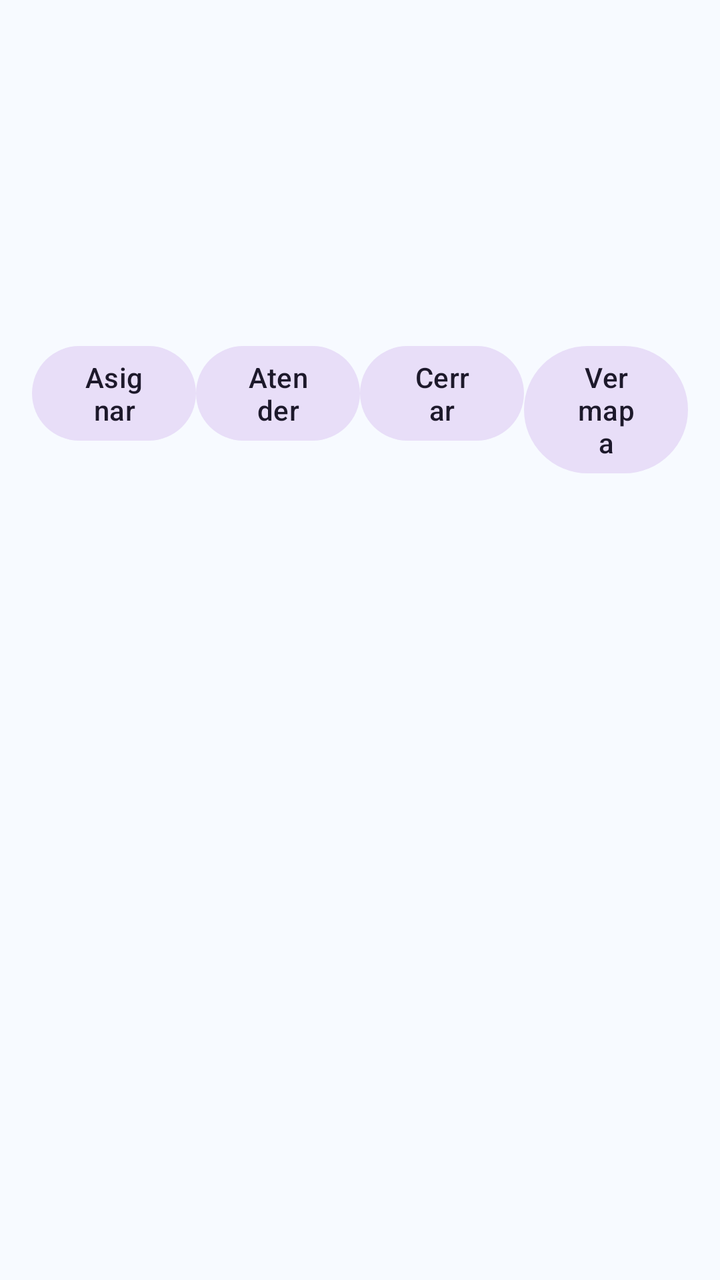
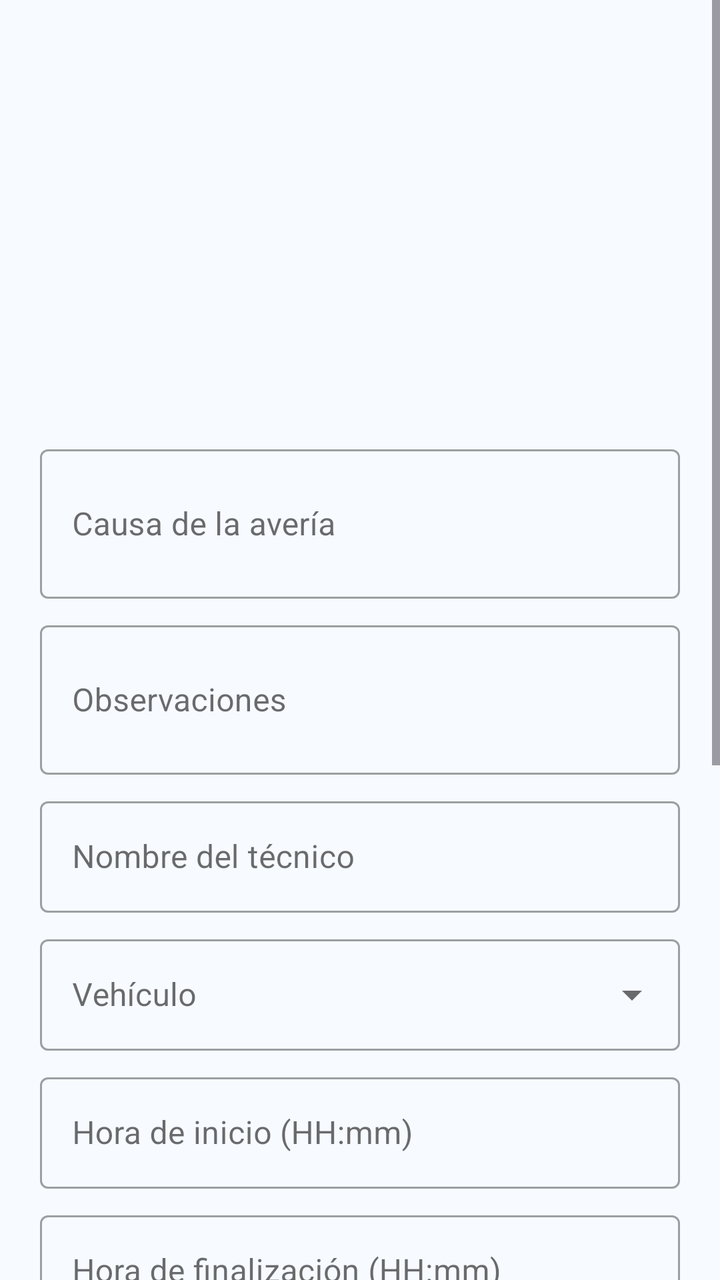

Screens rendered from an Android XML layout before and after an edit, with the pre-edit source and the edit as a unified diff.
<!-- AndroidManifest.xml: application theme Theme.TecniAppICE -->
<!-- res/layout/bottomsheet_averia_detalle.xml -->
<?xml version="1.0" encoding="utf-8"?>
<LinearLayout xmlns:android="http://schemas.android.com/apk/res/android"
    android:layout_width="match_parent"
    android:layout_height="wrap_content"
    android:orientation="vertical"
    android:padding="16dp">

    <TextView
        android:id="@+id/tvCaso"
        android:layout_width="match_parent"
        android:layout_height="wrap_content"
        android:textStyle="bold" />

    <TextView
        android:id="@+id/tvNise"
        android:layout_width="match_parent"
        android:layout_height="wrap_content" />

    <TextView
        android:id="@+id/tvAgencia"
        android:layout_width="match_parent"
        android:layout_height="wrap_content" />

    <TextView
        android:id="@+id/tvRegion"
        android:layout_width="match_parent"
        android:layout_height="wrap_content" />

    <TextView
        android:id="@+id/tvEstado"
        android:layout_width="match_parent"
        android:layout_height="wrap_content" />

    <TextView
        android:id="@+id/tvCausa"
        android:layout_width="match_parent"
        android:layout_height="wrap_content" />

    <TextView
        android:id="@+id/tvObs"
        android:layout_width="match_parent"
        android:layout_height="wrap_content"
        android:layout_marginBottom="8dp" />

    <LinearLayout
        android:layout_width="match_parent"
        android:layout_height="wrap_content"
        android:layout_marginTop="12dp"
        android:orientation="horizontal">

        <com.google.android.material.button.MaterialButton
            android:id="@+id/btnAsignar"
            android:layout_width="0dp"
            android:layout_height="wrap_content"
            android:layout_weight="1"
            android:text="@string/averia_asignar" />

        <com.google.android.material.button.MaterialButton
            android:id="@+id/btnAtender"
            android:layout_width="0dp"
            android:layout_height="wrap_content"
            android:layout_weight="1"
            android:text="@string/averia_atender" />

        <com.google.android.material.button.MaterialButton
            android:id="@+id/btnCerrar"
            android:layout_width="0dp"
            android:layout_height="wrap_content"
            android:layout_weight="1"
            android:text="@string/averia_cerrar" />

        <com.google.android.material.button.MaterialButton
            android:id="@+id/btnVerMapa"
            android:layout_width="0dp"
            android:layout_height="wrap_content"
            android:layout_weight="1"
            android:text="@string/averia_ver_mapa" />
    </LinearLayout>

</LinearLayout>
<!-- resources referenced by this layout -->
<resources>
  <string name="averia_asignar">Asignar</string>
  <string name="averia_atender">Atender</string>
  <string name="averia_cerrar">Cerrar</string>
  <string name="averia_ver_mapa">Ver mapa</string>
  <style name="Theme.TecniAppICE" parent="Theme.Material3.DayNight.NoActionBar">
  
          
          <item name="colorPrimary">@color/ice_blue</item>
          <item name="colorOnPrimary">@color/white</item>
          <item name="colorSecondary">@color/ice_yellow</item>
          <item name="colorOnSecondary">@color/black</item>
  
          
          <item name="colorSurface">@color/surface_light</item>
          <item name="colorOnSurface">@color/on_light</item>
          <item name="colorSurfaceVariant">@color/surface_variant_light</item>
  
          
          <item name="colorError">@color/error_500</item>
          <item name="colorTertiary">@color/success_500</item>
  
          
          <item name="android:windowBackground">@color/bg_light</item>
          <item name="android:colorBackground">@color/bg_light</item>
          <item name="android:statusBarColor">@android:color/transparent</item>
          <item name="android:navigationBarColor">@android:color/transparent</item>
          <item name="android:windowLightStatusBar">true</item>
  
          
          <item name="materialCardViewStyle">@style/Tecni.Card</item>
          <item name="materialButtonStyle">@style/Tecni.Button</item>
          <item name="chipStyle">@style/Tecni.Chip</item>
          <item name="toolbarStyle">@style/Tecni.Toolbar</item>
      </style>
  <color name="ice_blue">#0071CE</color>
  <color name="white">#FFFFFFFF</color>
  <color name="ice_yellow">#FFDD00</color>
  <color name="black">#FF000000</color>
  <color name="surface_light">#CCFFFFFF</color>
  <color name="on_light">#0A0A0A</color>
  <color name="surface_variant_light">#EAF3FF</color>
  <color name="error_500">#D32F2F</color>
  <color name="success_500">#4CAF50</color>
  <color name="bg_light">#F7FAFF</color>
  <style name="Tecni.Card" parent="Widget.Material3.CardView.Elevated">
          <item name="cardCornerRadius">20dp</item>
          <item name="cardElevation">3dp</item>
          <item name="strokeWidth">0dp</item>
      </style>
  <style name="Tecni.Button" parent="Widget.Material3.Button.TonalButton">
          <item name="android:minHeight">44dp</item>
      </style>
  <style name="Tecni.Chip" parent="Widget.Material3.Chip.Filter">
          <item name="android:minHeight">36dp</item>
      </style>
  <style name="Tecni.Toolbar" parent="Widget.Material3.Toolbar">
          <item name="android:elevation">2dp</item>
      </style>
</resources>

<!-- the commit's change to res/layout/bottomsheet_averia_detalle.xml (unified diff, before → after) -->
@@ -1,80 +1,270 @@
 <?xml version="1.0" encoding="utf-8"?>
-<LinearLayout xmlns:android="http://schemas.android.com/apk/res/android"
+<ScrollView xmlns:android="http://schemas.android.com/apk/res/android"
+    xmlns:app="http://schemas.android.com/apk/res-auto"
     android:layout_width="match_parent"
-    android:layout_height="wrap_content"
-    android:orientation="vertical"
-    android:padding="16dp">
-
-    <TextView
-        android:id="@+id/tvCaso"
-        android:layout_width="match_parent"
-        android:layout_height="wrap_content"
-        android:textStyle="bold" />
-
-    <TextView
-        android:id="@+id/tvNise"
-        android:layout_width="match_parent"
-        android:layout_height="wrap_content" />
-
-    <TextView
-        android:id="@+id/tvAgencia"
-        android:layout_width="match_parent"
-        android:layout_height="wrap_content" />
-
-    <TextView
-        android:id="@+id/tvRegion"
-        android:layout_width="match_parent"
-        android:layout_height="wrap_content" />
-
-    <TextView
-        android:id="@+id/tvEstado"
-        android:layout_width="match_parent"
-        android:layout_height="wrap_content" />
-
-    <TextView
-        android:id="@+id/tvCausa"
-        android:layout_width="match_parent"
-        android:layout_height="wrap_content" />
-
-    <TextView
-        android:id="@+id/tvObs"
-        android:layout_width="match_parent"
-        android:layout_height="wrap_content"
-        android:layout_marginBottom="8dp" />
+    android:layout_height="wrap_content">
 
     <LinearLayout
         android:layout_width="match_parent"
         android:layout_height="wrap_content"
-        android:layout_marginTop="12dp"
-        android:orientation="horizontal">
-
-        <com.google.android.material.button.MaterialButton
-            android:id="@+id/btnAsignar"
-            android:layout_width="0dp"
-            android:layout_height="wrap_content"
-            android:layout_weight="1"
-            android:text="@string/averia_asignar" />
-
-        <com.google.android.material.button.MaterialButton
-            android:id="@+id/btnAtender"
-            android:layout_width="0dp"
-            android:layout_height="wrap_content"
-            android:layout_weight="1"
-            android:text="@string/averia_atender" />
-
-        <com.google.android.material.button.MaterialButton
-            android:id="@+id/btnCerrar"
-            android:layout_width="0dp"
-            android:layout_height="wrap_content"
-            android:layout_weight="1"
-            android:text="@string/averia_cerrar" />
-
-        <com.google.android.material.button.MaterialButton
-            android:id="@+id/btnVerMapa"
-            android:layout_width="0dp"
-            android:layout_height="wrap_content"
-            android:layout_weight="1"
-            android:text="@string/averia_ver_mapa" />
+        android:orientation="vertical"
+        android:padding="20dp">
+
+        <TextView
+            android:id="@+id/tvCaso"
+            android:layout_width="match_parent"
+            android:layout_height="wrap_content"
+            android:textStyle="bold"
+            android:textSize="18sp" />
+
+        <TextView
+            android:id="@+id/tvNise"
+            android:layout_width="match_parent"
+            android:layout_height="wrap_content"
+            android:layout_marginTop="4dp" />
+
+        <TextView
+            android:id="@+id/tvAgencia"
+            android:layout_width="match_parent"
+            android:layout_height="wrap_content"
+            android:layout_marginTop="4dp" />
+
+        <TextView
+            android:id="@+id/tvRegion"
+            android:layout_width="match_parent"
+            android:layout_height="wrap_content"
+            android:layout_marginTop="2dp" />
+
+        <TextView
+            android:id="@+id/tvEstado"
+            android:layout_width="match_parent"
+            android:layout_height="wrap_content"
+            android:layout_marginTop="8dp"
+            android:textStyle="bold" />
+
+        <TextView
+            android:id="@+id/tvAsignado"
+            android:layout_width="match_parent"
+            android:layout_height="wrap_content"
+            android:layout_marginTop="8dp" />
+
+        <TextView
+            android:id="@+id/tvAtendido"
+            android:layout_width="match_parent"
+            android:layout_height="wrap_content"
+            android:layout_marginTop="2dp" />
+
+        <TextView
+            android:id="@+id/tvVehiculo"
+            android:layout_width="match_parent"
+            android:layout_height="wrap_content"
+            android:layout_marginTop="2dp" />
+
+        <TextView
+            android:id="@+id/tvMateriales"
+            android:layout_width="match_parent"
+            android:layout_height="wrap_content"
+            android:layout_marginTop="2dp"
+            android:visibility="gone" />
+
+        <com.google.android.material.textfield.TextInputLayout
+            android:id="@+id/tilCausa"
+            style="@style/Widget.MaterialComponents.TextInputLayout.OutlinedBox"
+            android:layout_width="match_parent"
+            android:layout_height="wrap_content"
+            android:layout_marginTop="12dp"
+            android:hint="@string/averia_causa_hint">
+
+            <com.google.android.material.textfield.TextInputEditText
+                android:id="@+id/etCausa"
+                android:layout_width="match_parent"
+                android:layout_height="wrap_content"
+                android:inputType="textCapSentences|textMultiLine"
+                android:minLines="2" />
+        </com.google.android.material.textfield.TextInputLayout>
+
+        <com.google.android.material.textfield.TextInputLayout
+            android:id="@+id/tilObs"
+            style="@style/Widget.MaterialComponents.TextInputLayout.OutlinedBox"
+            android:layout_width="match_parent"
+            android:layout_height="wrap_content"
+            android:layout_marginTop="8dp"
+            android:hint="@string/averia_obs_hint">
+
+            <com.google.android.material.textfield.TextInputEditText
+                android:id="@+id/etObs"
+                android:layout_width="match_parent"
+                android:layout_height="wrap_content"
+                android:inputType="textCapSentences|textMultiLine"
+                android:minLines="2" />
+        </com.google.android.material.textfield.TextInputLayout>
+
+        <com.google.android.material.textfield.TextInputLayout
+            android:id="@+id/tilAtendido"
+            style="@style/Widget.MaterialComponents.TextInputLayout.OutlinedBox"
+            android:layout_width="match_parent"
+            android:layout_height="wrap_content"
+            android:layout_marginTop="8dp"
+            android:hint="@string/averia_atendido_hint">
+
+            <com.google.android.material.textfield.TextInputEditText
+                android:id="@+id/etAtendido"
+                android:layout_width="match_parent"
+                android:layout_height="wrap_content"
+                android:inputType="textCapWords" />
+        </com.google.android.material.textfield.TextInputLayout>
+
+        <com.google.android.material.textfield.TextInputLayout
+            android:id="@+id/tilVehiculo"
+            style="@style/Widget.MaterialComponents.TextInputLayout.OutlinedBox.ExposedDropdownMenu"
+            android:layout_width="match_parent"
+            android:layout_height="wrap_content"
+            android:layout_marginTop="8dp"
+            android:hint="@string/averia_vehiculo">
+
+            <AutoCompleteTextView
+                android:id="@+id/actvVehiculo"
+                android:layout_width="match_parent"
+                android:layout_height="wrap_content"
+                android:inputType="none" />
+        </com.google.android.material.textfield.TextInputLayout>
+
+        <com.google.android.material.textfield.TextInputLayout
+            android:id="@+id/tilHoraInicio"
+            style="@style/Widget.MaterialComponents.TextInputLayout.OutlinedBox"
+            android:layout_width="match_parent"
+            android:layout_height="wrap_content"
+            android:layout_marginTop="8dp"
+            android:hint="@string/averia_hora_inicio_hint">
+
+            <com.google.android.material.textfield.TextInputEditText
+                android:id="@+id/etHoraInicio"
+                android:layout_width="match_parent"
+                android:layout_height="wrap_content"
+                android:inputType="time" />
+        </com.google.android.material.textfield.TextInputLayout>
+
+        <com.google.android.material.textfield.TextInputLayout
+            android:id="@+id/tilHoraFinal"
+            style="@style/Widget.MaterialComponents.TextInputLayout.OutlinedBox"
+            android:layout_width="match_parent"
+            android:layout_height="wrap_content"
+            android:layout_marginTop="8dp"
+            android:hint="@string/averia_hora_fin_hint">
+
+            <com.google.android.material.textfield.TextInputEditText
+                android:id="@+id/etHoraFin"
+                android:layout_width="match_parent"
+                android:layout_height="wrap_content"
+                android:inputType="time" />
+        </com.google.android.material.textfield.TextInputLayout>
+
+        <com.google.android.material.textfield.TextInputLayout
+            android:id="@+id/tilKmInicio"
+            style="@style/Widget.MaterialComponents.TextInputLayout.OutlinedBox"
+            android:layout_width="match_parent"
+            android:layout_height="wrap_content"
+            android:layout_marginTop="8dp"
+            android:hint="@string/averia_km_inicio_hint">
+
+            <com.google.android.material.textfield.TextInputEditText
+                android:id="@+id/etKmInicio"
+                android:layout_width="match_parent"
+                android:layout_height="wrap_content"
+                android:inputType="numberDecimal" />
+        </com.google.android.material.textfield.TextInputLayout>
+
+        <com.google.android.material.textfield.TextInputLayout
+            android:id="@+id/tilKmFinal"
+            style="@style/Widget.MaterialComponents.TextInputLayout.OutlinedBox"
+            android:layout_width="match_parent"
+            android:layout_height="wrap_content"
+            android:layout_marginTop="8dp"
+            android:hint="@string/averia_km_fin_hint">
+
+            <com.google.android.material.textfield.TextInputEditText
+                android:id="@+id/etKmFinal"
+                android:layout_width="match_parent"
+                android:layout_height="wrap_content"
+                android:inputType="numberDecimal" />
+        </com.google.android.material.textfield.TextInputLayout>
+
+        <com.google.android.material.textfield.TextInputLayout
+            android:id="@+id/tilMaterialBuscar"
+            style="@style/Widget.MaterialComponents.TextInputLayout.OutlinedBox.ExposedDropdownMenu"
+            android:layout_width="match_parent"
+            android:layout_height="wrap_content"
+            android:layout_marginTop="8dp"
+            android:hint="@string/averia_materiales_autocomplete_hint">
+
+            <AutoCompleteTextView
+                android:id="@+id/actvMaterial"
+                android:layout_width="match_parent"
+                android:layout_height="wrap_content"
+                android:inputType="none" />
+        </com.google.android.material.textfield.TextInputLayout>
+
+        <com.google.android.material.chip.ChipGroup
+            android:id="@+id/chipGroupMateriales"
+            android:layout_width="match_parent"
+            android:layout_height="wrap_content"
+            android:layout_marginTop="4dp"
+            android:isSingleLine="false"
+            app:singleLine="false"
+            app:singleSelection="false" />
+
+        <LinearLayout
+            android:layout_width="match_parent"
+            android:layout_height="wrap_content"
+            android:layout_marginTop="16dp"
+            android:orientation="vertical">
+
+            <com.google.android.material.button.MaterialButton
+                android:id="@+id/btnAsignar"
+                style="@style/Widget.Material3.Button"
+                android:layout_width="match_parent"
+                android:layout_height="wrap_content"
+                android:text="@string/averia_asignar"
+                android:textAllCaps="false" />
+
+            <com.google.android.material.button.MaterialButton
+                android:id="@+id/btnAtender"
+                style="@style/Widget.Material3.Button"
+                android:layout_width="match_parent"
+                android:layout_height="wrap_content"
+                android:layout_marginTop="8dp"
+                android:text="@string/averia_guardar_en_atencion"
+                android:textAllCaps="false" />
+
+            <com.google.android.material.button.MaterialButton
+                android:id="@+id/btnResolver"
+                style="@style/Widget.Material3.Button"
+                android:layout_width="match_parent"
+                android:layout_height="wrap_content"
+                android:layout_marginTop="8dp"
+                android:text="@string/averia_guardar_resolucion"
+                android:textAllCaps="false"
+                android:visibility="gone" />
+
+            <com.google.android.material.button.MaterialButton
+                android:id="@+id/btnExportar"
+                style="@style/Widget.Material3.Button"
+                android:layout_width="match_parent"
+                android:layout_height="wrap_content"
+                android:layout_marginTop="8dp"
+                android:text="@string/averia_exportar_pdf_button"
+                android:textAllCaps="false"
+                android:visibility="gone" />
+
+            <com.google.android.material.button.MaterialButton
+                android:id="@+id/btnVerMapa"
+                style="@style/Widget.Material3.Button.OutlinedButton"
+                android:layout_width="match_parent"
+                android:layout_height="wrap_content"
+                android:layout_marginTop="8dp"
+                android:text="@string/averia_ver_mapa"
+                android:textAllCaps="false" />
+        </LinearLayout>
+
     </LinearLayout>
-
-</LinearLayout>
+</ScrollView>
<!-- resource entries referenced after the edit -->
@@ -1,8 +1,18 @@
 <!-- resources referenced by this layout -->
 <resources>
   <string name="averia_asignar">Asignar</string>
-  <string name="averia_atender">Atender</string>
-  <string name="averia_cerrar">Cerrar</string>
+  <string name="averia_atendido_hint">Nombre del técnico</string>
+  <string name="averia_causa_hint">Causa de la avería</string>
+  <string name="averia_exportar_pdf_button">Generar PDF</string>
+  <string name="averia_guardar_en_atencion">Guardar atención</string>
+  <string name="averia_guardar_resolucion">Guardar resolución</string>
+  <string name="averia_hora_fin_hint">Hora de finalización (HH:mm)</string>
+  <string name="averia_hora_inicio_hint">Hora de inicio (HH:mm)</string>
+  <string name="averia_km_fin_hint">Kilometraje final</string>
+  <string name="averia_km_inicio_hint">Kilometraje inicial</string>
+  <string name="averia_materiales_autocomplete_hint">Buscar material</string>
+  <string name="averia_obs_hint">Observaciones</string>
+  <string name="averia_vehiculo">Vehículo</string>
   <string name="averia_ver_mapa">Ver mapa</string>
   <style name="Theme.TecniAppICE" parent="Theme.Material3.DayNight.NoActionBar">
   
